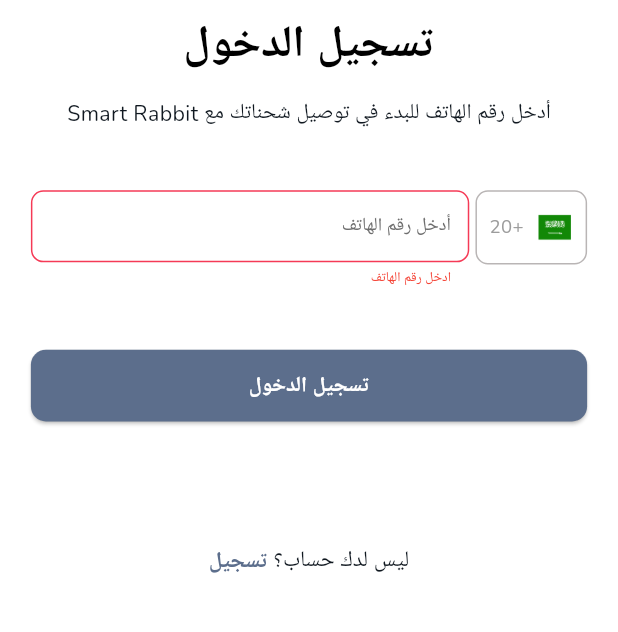
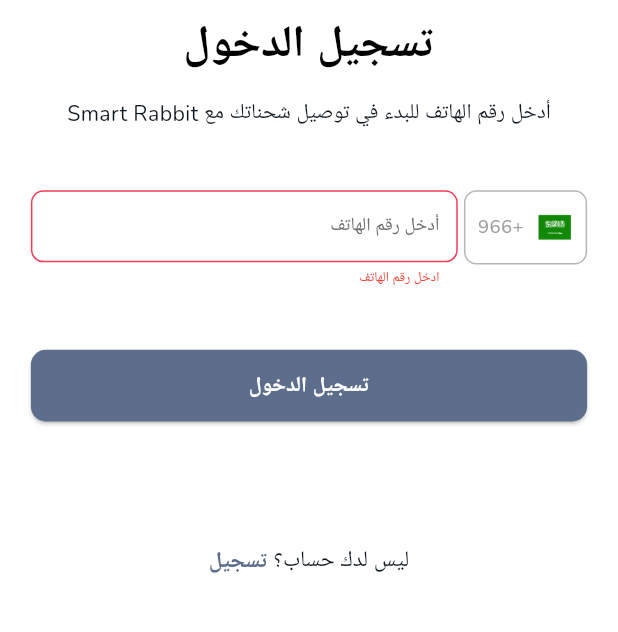
Before and after one commit to MahmoudRede/transport_app, a Flutter app: the LoginScreen screen opened directly, after a tap on "تسجيل الدخول", on a phone screen of 412 x 824 dp, the part 346-978 px from its top. Run offline on Flutter 3.47's test engine with Material 3 defaults, Android fonts, the light colour scheme and no system bars; our stand-ins replace cloud_firestore, firebase_auth, firebase_core, firebase_storage, flutter_bloc, fluttertoast and 6 more; missing offline and left inert: country_pickers, mobile_scanner; accounts and stored records are empty.

Commit message:
update country code into +966

```diff
--- a/lib/business_logic/app_states.dart
+++ b/lib/business_logic/app_states.dart
@@ -62,3 +62,7 @@ class UploadCarImageLoadingState extends AppStates{}
 class UploadPersonalImageSuccessState extends AppStates{}
 class UploadPersonalImageErrorState extends AppStates{}
 class UploadPersonalImageLoadingState extends AppStates{}
+
+class DeleteUserLoadingState extends AppStates{}
+class DeleteUserSuccessState extends AppStates{}
+class DeleteUserErrorState extends AppStates{}
--- a/lib/presentation/screens/Login_screen/login_screen.dart
+++ b/lib/presentation/screens/Login_screen/login_screen.dart
@@ -27,7 +27,6 @@ class LoginScreen extends StatelessWidget {
           child: Scaffold(
             backgroundColor: ColorManager.white,
             appBar: AppBar(
-
               toolbarHeight: 0.0,
             ),
             body: SingleChildScrollView(
@@ -36,7 +35,7 @@ class LoginScreen extends StatelessWidget {
                 padding:
                     EdgeInsets.symmetric(horizontal: SizeConfig.height * 0.025),
                 child: Form(
-                  key:loginFormKey,
+                  key: loginFormKey,
                   child: Column(
                     mainAxisAlignment: MainAxisAlignment.start,
                     crossAxisAlignment: CrossAxisAlignment.center,
@@ -104,23 +103,23 @@ class LoginScreen extends StatelessWidget {
                               ),
                             ),
                             height: SizeConfig.height * .06,
-                            child: Row(
-                                children: [
+                            child: Row(children: [
                               Image(
-                                    height:SizeConfig.height * .03,
-                                    image: const AssetImage('assets/images/saudi.png'),
+                                height: SizeConfig.height * .03,
+                                image:
+                                    const AssetImage('assets/images/saudi.png'),
                               ),
                               SizedBox(
                                 width: SizeConfig.height * .01,
                               ),
                               Text(
-                                    '+20',style:TextStyle(
+                                '+966',
+                                style: TextStyle(
                                   color: ColorManager.grey,
                                   fontSize: SizeConfig.height * .015,
-                                  ) ,
+                                ),
                               )
-                                ]
-                            ),
+                            ]),
                           ),
                           SizedBox(
                             width: SizeConfig.height * .005,
@@ -149,12 +148,20 @@ class LoginScreen extends StatelessWidget {
                       ),
 
                       /// Login button
-                      state is CheckUserIdLoadingState || state is SignInPhoneLoadingState?
-                      const Center(child: CircularProgressIndicator()):
-                      DefaultButton(
+                      state is CheckUserIdLoadingState ||
+                              state is SignInPhoneLoadingState
+                          ? const Center(child: CircularProgressIndicator())
+                          : DefaultButton(
                               onPressed: () {
                                 if (loginFormKey.currentState!.validate()) {
-                            AppCubit.get(context).checkUserId(context: context, phone: AppCubit.get(context).loginPhoneNumberController.text);
+                                  AppCubit.get(context).checkUserId(
+                                      context: context,
+                                      phone: AppCubit.get(context)
+                                          .loginPhoneNumberController
+                                          .text).then((value) {
+                                    AppCubit.get(context)
+                                        .loginPhoneNumberController.clear();
+                                  });
                                 }
                               },
                               content: Text(
@@ -187,7 +194,7 @@ class LoginScreen extends StatelessWidget {
                           /// sign up text button
                           InkWell(
                             onTap: () {
-                              Get.to( SignUpScreen());
+                              Get.to(SignUpScreen());
                             },
                             child: Text(
                               "تسجيل",
--- a/lib/presentation/screens/Login_screen/verifiy_phone_number.dart
+++ b/lib/presentation/screens/Login_screen/verifiy_phone_number.dart
@@ -176,7 +176,8 @@ class _VerifyPhoneScreenState extends State<VerifyPhoneScreen> {
                             context: context
                         );
                         UserDataFromStorage.setUserIsGuest(false);
-                        // Get.offAll(const HomeLayout());
+                        Get.offAll(const HomeLayout());
+                        AppCubit.get(context).verifyOtpPinPutController.clear();
                       },
                       backGroundColor: ColorManager.primaryColor,
                       width: SizeConfig.width,
--- a/lib/presentation/screens/profile_screen/profile_screen.dart
+++ b/lib/presentation/screens/profile_screen/profile_screen.dart
@@ -1,7 +1,9 @@
 
+import 'package:firebase_auth/firebase_auth.dart';
 import 'package:flutter/material.dart';
 import 'package:get/get.dart';
 import 'package:transport_app/helper/shared_preference.dart';
+import 'package:transport_app/presentation/screens/Login_screen/login_screen.dart';
 import 'package:transport_app/presentation/screens/profile_screen/edit_profile_screen.dart';
 import 'package:transport_app/styles/colors/color_manager.dart';
 import '../../../constants/constants.dart';
@@ -101,6 +103,10 @@ class ProfileScreen extends StatelessWidget {
                             Get.to(
                                   ()=>const EditProfileScreen(),
                             );
+                          }if(index==2){
+                            FirebaseAuth.instance.signOut();
+                             Get.offAll(LoginScreen());
+                             UserDataFromStorage.removeDataFromStorage('driverPhone');
                           }
                         },
                         child: Column(
--- a/lib/presentation/screens/sign_up_screen/view/sign_up_screen.dart
+++ b/lib/presentation/screens/sign_up_screen/view/sign_up_screen.dart
@@ -131,7 +131,7 @@ class SignUpScreen extends StatelessWidget {
                                     width: SizeConfig.height * .01,
                                   ),
                                   Text(
-                                    '+20',style:TextStyle(
+                                    '+966',style:TextStyle(
                                     color: ColorManager.grey,
                                     fontSize: SizeConfig.height * .015,
                                   ) ,
@@ -414,7 +414,7 @@ class SignUpScreen extends StatelessWidget {
                             AppCubit.get(context).uploadDriversInfo(
                                 fullName: AppCubit.get(context).signUpFullNameController.text,
                                 email: AppCubit.get(context).signUpEmailController.text,
-                                phoneNumber: '+20${AppCubit.get(context).signUpPhoneNumberController.text}',
+                                phoneNumber: '+966${AppCubit.get(context).signUpPhoneNumberController.text}',
                                 about: AppCubit.get(context).signUpAboutMeController.text,
                                 address: AppCubit.get(context).signUpAddressController.text,
                                 kind: 'ذكر',
```
Also changed, not shown: lib/business_logic/app_cubit.dart (+30 -5 lines), 1 other file. Lines whose indentation alone changed are shown as unchanged.
